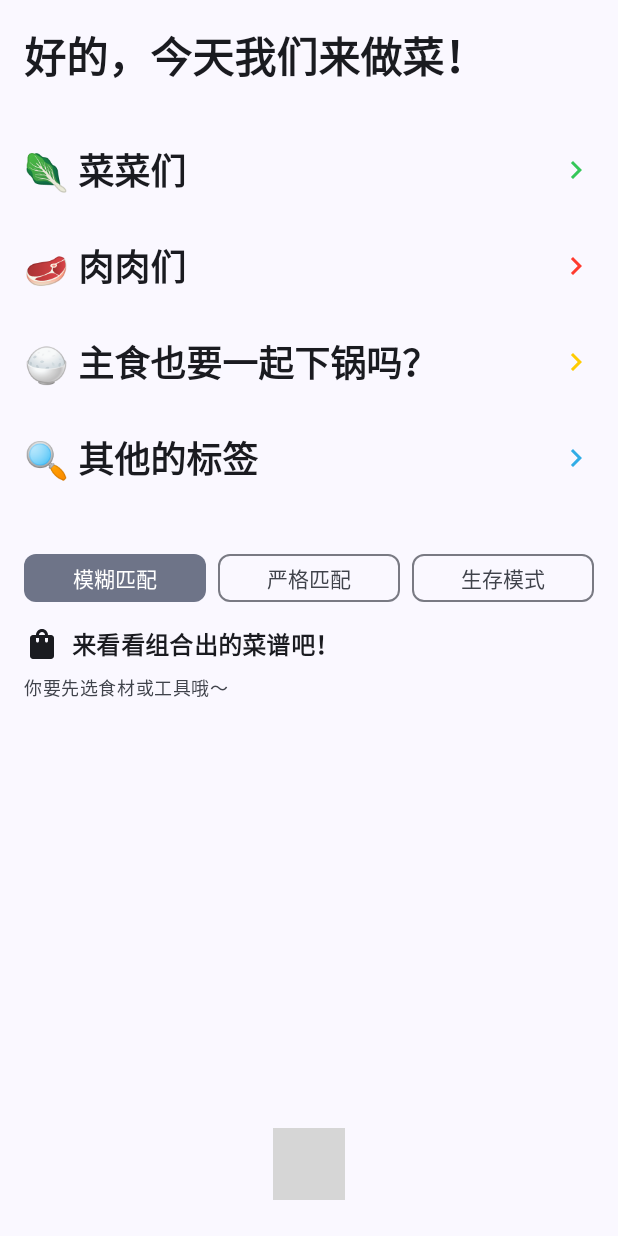
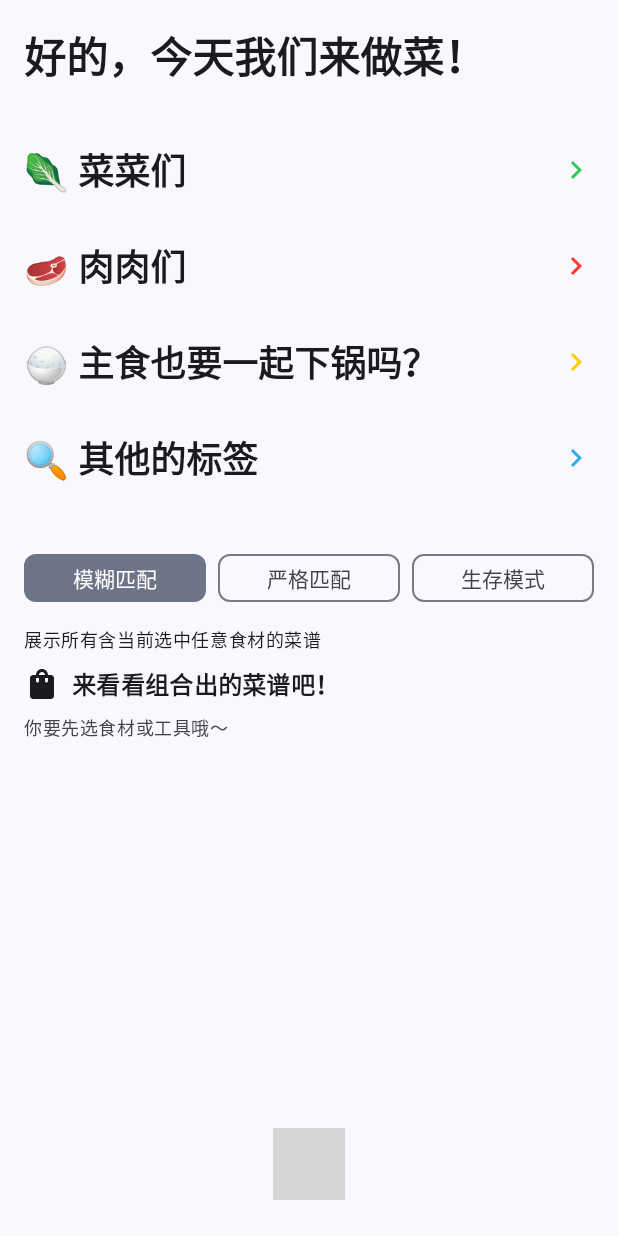
Before and after one commit to Aaron-212/food-guide, an Android app built with Jetpack Compose: the screen it shows after launch (MainActivity), on a phone screen of 412 x 824 dp. Run offline under Robolectric (Android 15) with nearby library versions, the phone set to English and light mode, and no system bars; our stand-ins replace Material 3 Expressive styles (plain Material 3 is drawn); network calls fail; 2 statements that could not run were skipped; grey boxes are pictures that could not be loaded.

Commit message:
Remove unused imports and add descriptive text in RecipeMatcherCard for search modes; clean up TagSelectionView and MainActivity by removing experimental layout API annotations.

```diff
--- a/android/app/src/main/java/personal/aaron212/foodguide/ContentView.kt
+++ b/android/app/src/main/java/personal/aaron212/foodguide/ContentView.kt
@@ -4,7 +4,6 @@ import android.content.Intent
 import androidx.compose.foundation.layout.Arrangement
 import androidx.compose.foundation.layout.Box
 import androidx.compose.foundation.layout.Column
-import androidx.compose.foundation.layout.ExperimentalLayoutApi
 import androidx.compose.foundation.layout.FlowRow
 import androidx.compose.foundation.layout.Row
 import androidx.compose.foundation.layout.Spacer
@@ -24,7 +23,6 @@ import androidx.compose.material.icons.filled.Description
 import androidx.compose.material.icons.filled.PlayArrow
 import androidx.compose.material.icons.filled.ShoppingBag
 import androidx.compose.material3.AssistChip
-import androidx.compose.material3.ExperimentalMaterial3Api
 import androidx.compose.material3.ExperimentalMaterial3ExpressiveApi
 import androidx.compose.material3.FilterChip
 import androidx.compose.material3.FloatingActionButton
@@ -32,10 +30,7 @@ import androidx.compose.material3.HorizontalFloatingToolbar
 import androidx.compose.material3.Icon
 import androidx.compose.material3.IconButton
 import androidx.compose.material3.MaterialTheme
-import androidx.compose.material3.SearchBar
-import androidx.compose.material3.SearchBarDefaults
 import androidx.compose.material3.Text
-import androidx.compose.material3.rememberSearchBarState
 import androidx.compose.runtime.Composable
 import androidx.compose.runtime.LaunchedEffect
 import androidx.compose.runtime.getValue
@@ -264,6 +259,16 @@ fun RecipeMatcherCard(
             }
         }
 
+        val description = when (selectedSearchMode) {
+            SearchModes.FUZZY -> "展示所有含当前选中任意食材的菜谱"
+            SearchModes.ACCURATE -> "展示所有含当前选中所有食材的菜谱"
+            SearchModes.SURVIVAL -> "展示当前选中食材即可制作的所有菜谱"
+        }
+        Text(
+            text = description,
+            style = MaterialTheme.typography.bodySmall,
+        )
+
         Row(
             verticalAlignment = Alignment.CenterVertically
         ) {
@@ -304,7 +309,6 @@ fun RecipeMatcherCard(
     }
 }
 
-@OptIn(ExperimentalLayoutApi::class)
 @Composable
 fun RecipeFlow(recipes: List<Recipe>, navController: NavController) {
     val context = LocalContext.current
--- a/android/app/src/main/java/personal/aaron212/foodguide/MainActivity.kt
+++ b/android/app/src/main/java/personal/aaron212/foodguide/MainActivity.kt
@@ -5,7 +5,6 @@ import androidx.activity.ComponentActivity
 import androidx.activity.compose.setContent
 import androidx.activity.enableEdgeToEdge
 import androidx.compose.foundation.layout.fillMaxSize
-import androidx.compose.material3.MaterialTheme
 import androidx.compose.material3.Surface
 import androidx.compose.ui.Modifier
 import personal.aaron212.foodguide.ui.AppTheme
--- a/android/app/src/main/java/personal/aaron212/foodguide/TagSelectionView.kt
+++ b/android/app/src/main/java/personal/aaron212/foodguide/TagSelectionView.kt
@@ -9,7 +9,6 @@ import androidx.compose.animation.fadeOut
 import androidx.compose.animation.shrinkVertically
 import androidx.compose.foundation.layout.Arrangement
 import androidx.compose.foundation.layout.Column
-import androidx.compose.foundation.layout.ExperimentalLayoutApi
 import androidx.compose.foundation.layout.FlowRow
 import androidx.compose.foundation.layout.PaddingValues
 import androidx.compose.foundation.layout.Row
@@ -54,7 +53,6 @@ data class SelectableTagCategory(
     val titleDisplay: String
 )
 
-@OptIn(ExperimentalLayoutApi::class)
 @Composable
 fun TagSelectionView(
     initialTagStates: Map<String, TagState>,
@@ -138,7 +136,6 @@ fun TagSelectionView(
     }
 }
 
-@OptIn(ExperimentalLayoutApi::class)
 @Composable
 private fun TagCategorySection(
     category: SelectableTagCategory,
```
